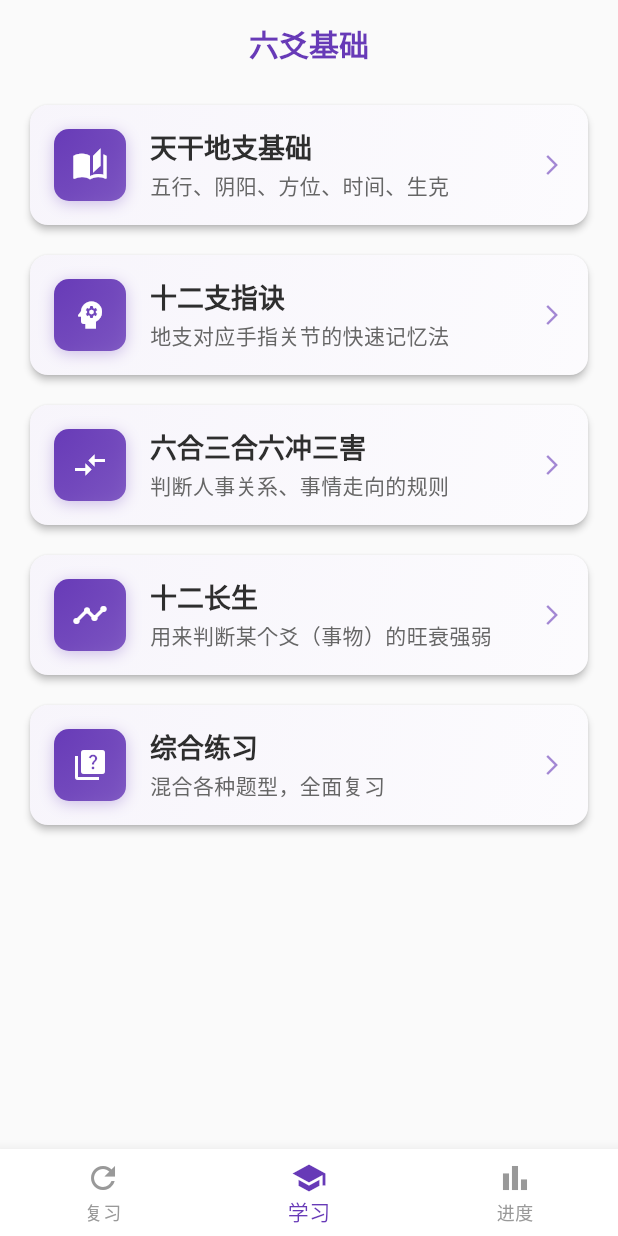
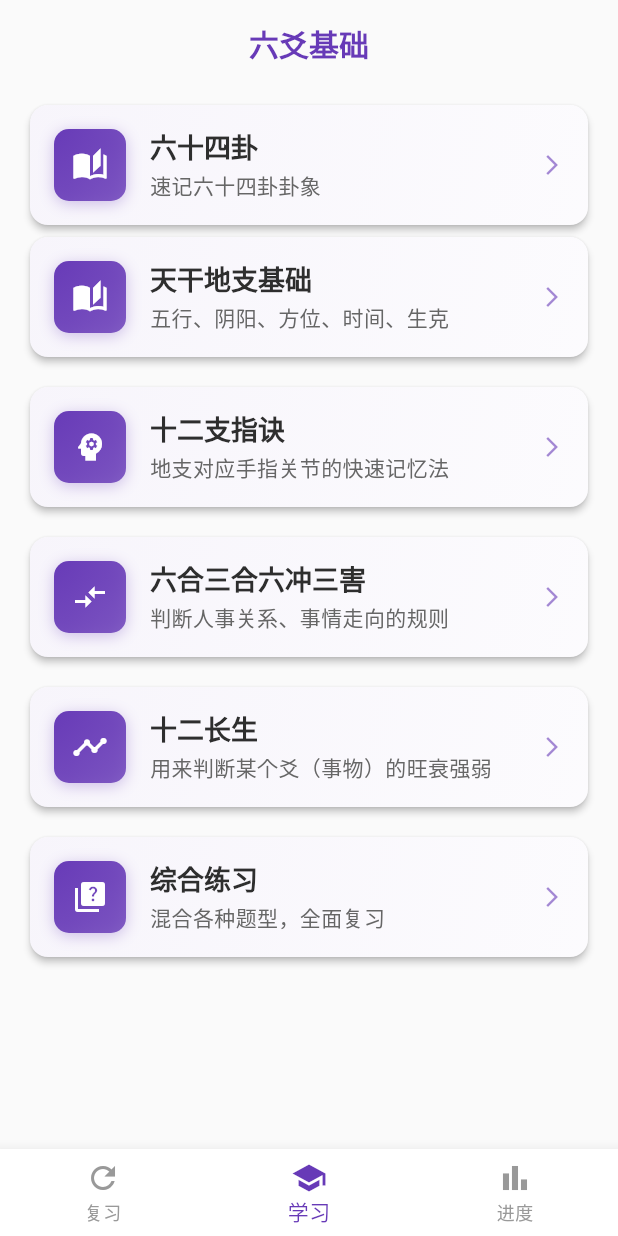
Before and after one commit to L0o0p/liuyao, a Flutter app: the screen it shows after launch, on a phone screen of 412 x 824 dp. Run offline on Flutter 3.47's test engine with Material 3 defaults, Android fonts, the phone set to English and light mode, and no system bars; our stand-ins replace shared_preferences.

```diff
--- a/lib/screens/learn_screen.dart
+++ b/lib/screens/learn_screen.dart
@@ -28,6 +28,13 @@
                   // 添加滚动支持
                   child: Column(
                     children: [
+                      _buildModuleButton(
+                        context,
+                        title: "六十四卦",
+                        subtitle: "速记六十四卦卦象",
+                        icon: Icons.auto_stories,
+                        onTap: () => _navigateToSubmenu(context),
+                      ),
                       _buildModuleButton(
                         context,
                         title: "天干地支基础",
```
Also changed, not shown: pubspec.yaml (+20 -0 lines), assets/icon.png (added), lib/models/module_progress.dart (line endings or trailing spaces), lib/services/round_manager.dart (line endings or trailing spaces), pubspec.lock, 46 other files.
